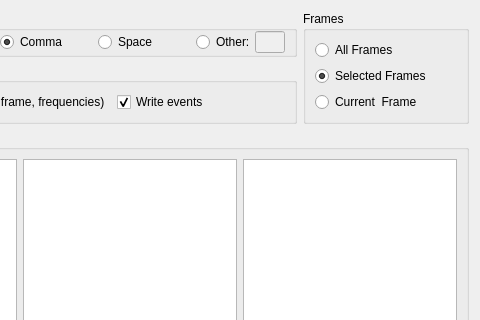
Before: the Qt Designer form Tools/Mokka/ExportASCIIDialog.ui in Biomechanical-ToolKit/BTKCore, drawn with Qt 5; both pictures show x 220 to 700 and y 0 to 320 of the 700 by 550 pixel window.
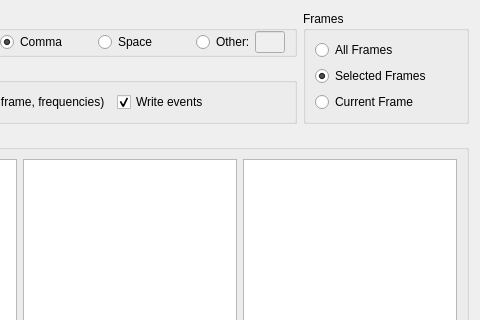
After: the same form once the commit is applied.

Commit message: [FIX] Mokka: Extra space in "Current Frame".

The edit to the form file:
```diff
--- a/Tools/Mokka/ExportASCIIDialog.ui
+++ b/Tools/Mokka/ExportASCIIDialog.ui
@@ -124,7 +124,7 @@
       <item>
        <widget class="QRadioButton" name="currentFrameRadioButton">
         <property name="text">
-         <string>Current  Frame</string>
+         <string>Current Frame</string>
         </property>
        </widget>
       </item>
```
The commit also changes 1 other file.
